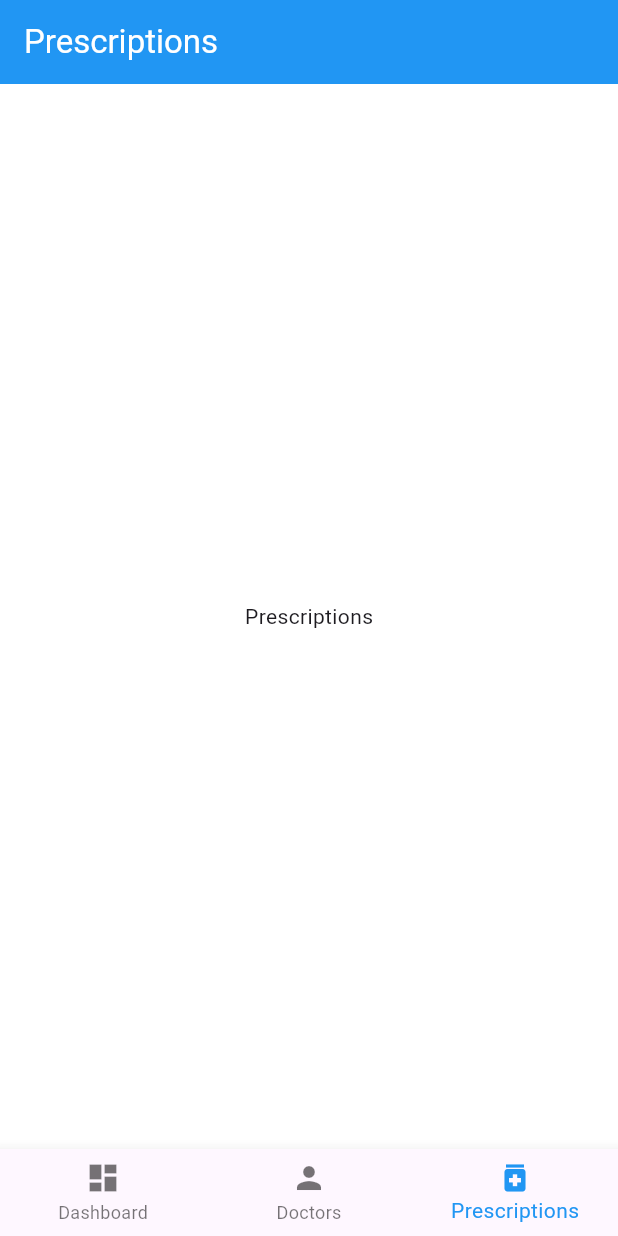
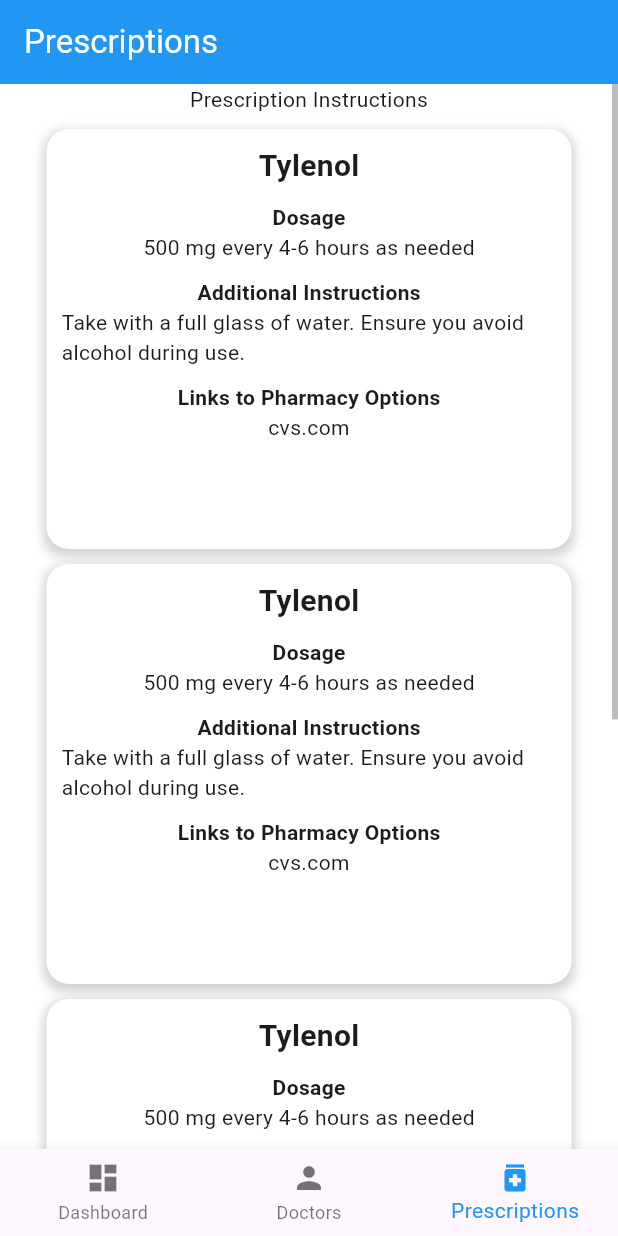
Before and after one commit to MadhavanNarkeeran/MobileDoc, a Flutter app: the screen it shows after launch, item 3 of the bottom bar chosen, on a phone screen of 412 x 824 dp. Run offline on Flutter 3.47's test engine with Material 3 defaults, Android fonts, the phone set to English and light mode, and no system bars; our stand-ins replace syncfusion_flutter_calendar.

Commit message:
Setting up the Prescription Page with default information

```diff
--- /dev/null
+++ b/lib/views/prescriptions/medication_information_template.dart
@@ -0,0 +1,57 @@
+import 'package:flutter/material.dart';
+
+class MedicationInformationTemplate extends StatelessWidget {
+  final String medication;
+  final String dosage;
+  final String instruction;
+  final String links;
+  const MedicationInformationTemplate(
+      {super.key,
+      required this.medication,
+      required this.dosage,
+      required this.instruction,
+      required this.links});
+
+  @override
+  Widget build(BuildContext context) {
+    return Container(
+        width: 350,
+        height: 280,
+        decoration: BoxDecoration(
+          color: Colors.white,
+          borderRadius: BorderRadius.circular(15),
+          boxShadow: [
+            BoxShadow(
+              color: const Color.fromARGB(117, 158, 158, 158),
+              spreadRadius: 2,
+              blurRadius: 5,
+              offset: Offset(0, 3),
+            ),
+          ],
+        ),
+        child: Padding(
+            padding: EdgeInsets.all(10),
+            child: Column(children: [
+              Text(medication,
+                  style: const TextStyle(
+                      fontSize: 20, fontWeight: FontWeight.bold)),
+              const SizedBox(height: 10),
+              Column(crossAxisAlignment: CrossAxisAlignment.center, children: [
+                const Text("Dosage",
+                    style:
+                        TextStyle(fontSize: 14, fontWeight: FontWeight.bold)),
+                Text(dosage),
+                const SizedBox(height: 10),
+                const Text("Additional Instructions",
+                    style:
+                        TextStyle(fontSize: 14, fontWeight: FontWeight.bold)),
+                Text(instruction),
+                const SizedBox(height: 10),
+                const Text("Links to Pharmacy Options",
+                    style:
+                        TextStyle(fontSize: 14, fontWeight: FontWeight.bold)),
+                Text(links, textAlign: TextAlign.center)
+              ])
+            ])));
+  }
+}
--- a/lib/views/prescriptions/prescriptions_page.dart
+++ b/lib/views/prescriptions/prescriptions_page.dart
@@ -1,4 +1,5 @@
 import 'package:flutter/material.dart';
+import 'medication_information_template.dart';
 
 class PrescriptionsPage extends StatelessWidget {
   const PrescriptionsPage({super.key});
@@ -7,7 +8,47 @@
   Widget build(BuildContext context) {
     return Scaffold(
       appBar: AppBar(title: const Text('Prescriptions')),
-      body: const Center(child: Text('Prescriptions')),
+      body: Scrollbar(
+        thumbVisibility: true,
+        child: SingleChildScrollView(
+          child: Center(
+            child: Column(
+              children: [
+                const Text("Prescription Instructions"),
+                const SizedBox(height: 10),
+                const MedicationInformationTemplate(
+                  medication: "Tylenol",
+                  dosage: "500 mg every 4-6 hours as needed",
+                  instruction: "Take with a full glass of water. Ensure you avoid alcohol during use.",
+                  links: "cvs.com"
+                ),
+                SizedBox(height: 10),
+                const MedicationInformationTemplate(
+                  medication: "Tylenol",
+                  dosage: "500 mg every 4-6 hours as needed",
+                  instruction: "Take with a full glass of water. Ensure you avoid alcohol during use.",
+                  links: "cvs.com"
+                ),
+                SizedBox(height: 10),
+                const MedicationInformationTemplate(
+                  medication: "Tylenol",
+                  dosage: "500 mg every 4-6 hours as needed",
+                  instruction: "Take with a full glass of water. Ensure you avoid alcohol during use.",
+                  links: "cvs.com"
+                ),
+                SizedBox(height: 10),
+                const MedicationInformationTemplate(
+                  medication: "Tylenol",
+                  dosage: "500 mg every 4-6 hours as needed",
+                  instruction: "Take with a full glass of water. Ensure you avoid alcohol during use.",
+                  links: "cvs.com"
+                ),
+                SizedBox(height: 10)
+              ]
+            ),
+          )
+        )
+      )
     );
   }
 }
```
